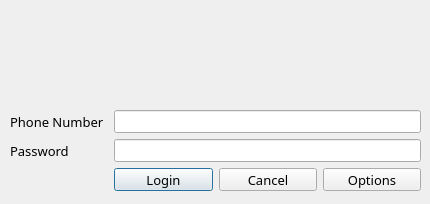
dgaiero/cpieee-member-GUI, file layouts/login_box.ui: the form before one commit.
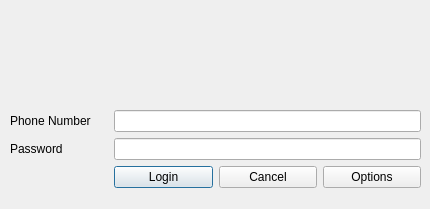
The form after the commit. Icons and pictures are not drawn.

Diff of the .ui file:
```diff
--- a/layouts/login_box.ui
+++ b/layouts/login_box.ui
@@ -10,7 +10,7 @@
     <x>0</x>
     <y>0</y>
     <width>430</width>
-    <height>204</height>
+    <height>209</height>
    </rect>
   </property>
   <property name="sizePolicy">
@@ -31,12 +31,6 @@
     <height>200</height>
    </size>
   </property>
-  <property name="font">
-   <font>
-    <family>Fira Code Medium</family>
-    <pointsize>10</pointsize>
-   </font>
-  </property>
   <property name="windowTitle">
    <string>OIC Login</string>
   </property>
@@ -79,36 +73,17 @@
    </property>
    <layout class="QGridLayout" name="gridLayout">
     <item row="0" column="0">
-     <widget class="QLabel" name="label">
-      <property name="font">
-       <font>
-        <family>Fira Code Medium</family>
-        <pointsize>10</pointsize>
-       </font>
-      </property>
+     <widget class="QLabel" name="username_label">
       <property name="text">
        <string>Phone Number</string>
       </property>
      </widget>
     </item>
     <item row="0" column="1" colspan="3">
-     <widget class="QLineEdit" name="phone_field">
-      <property name="font">
-       <font>
-        <family>Fira Code Medium</family>
-        <pointsize>10</pointsize>
-       </font>
-      </property>
-     </widget>
+     <widget class="QLineEdit" name="username_field"/>
     </item>
     <item row="1" column="0">
-     <widget class="QLabel" name="label_3">
-      <property name="font">
-       <font>
-        <family>Fira Code Medium</family>
-        <pointsize>10</pointsize>
-       </font>
-      </property>
+     <widget class="QLabel" name="password_label">
       <property name="text">
        <string>Password</string>
       </property>
@@ -116,12 +91,6 @@
     </item>
     <item row="1" column="1" colspan="3">
      <widget class="QLineEdit" name="password_field">
-      <property name="font">
-       <font>
-        <family>Fira Code Medium</family>
-        <pointsize>10</pointsize>
-       </font>
-      </property>
       <property name="autoFillBackground">
        <bool>false</bool>
       </property>
@@ -141,12 +110,6 @@
         <verstretch>0</verstretch>
        </sizepolicy>
       </property>
-      <property name="font">
-       <font>
-        <family>Fira Code Medium</family>
-        <pointsize>10</pointsize>
-       </font>
-      </property>
       <property name="text">
        <string>Login</string>
       </property>
@@ -154,12 +117,6 @@
     </item>
     <item row="2" column="2">
      <widget class="QPushButton" name="cancel_button">
-      <property name="font">
-       <font>
-        <family>Fira Code Medium</family>
-        <pointsize>10</pointsize>
-       </font>
-      </property>
       <property name="text">
        <string>Cancel</string>
       </property>
@@ -167,12 +124,6 @@
     </item>
     <item row="2" column="3">
      <widget class="QPushButton" name="options_button">
-      <property name="font">
-       <font>
-        <family>Fira Code Medium</family>
-        <pointsize>10</pointsize>
-       </font>
-      </property>
       <property name="text">
        <string>Options</string>
       </property>
```
Left out of the diff: 4 changed lines with no effect on the pictures.
